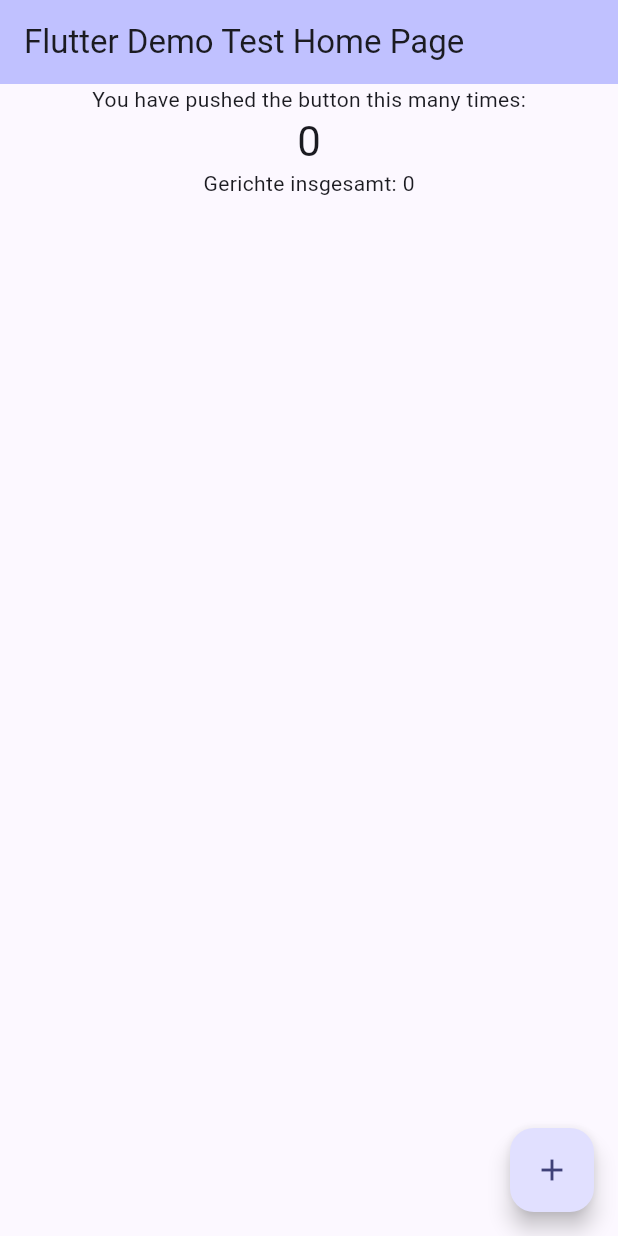
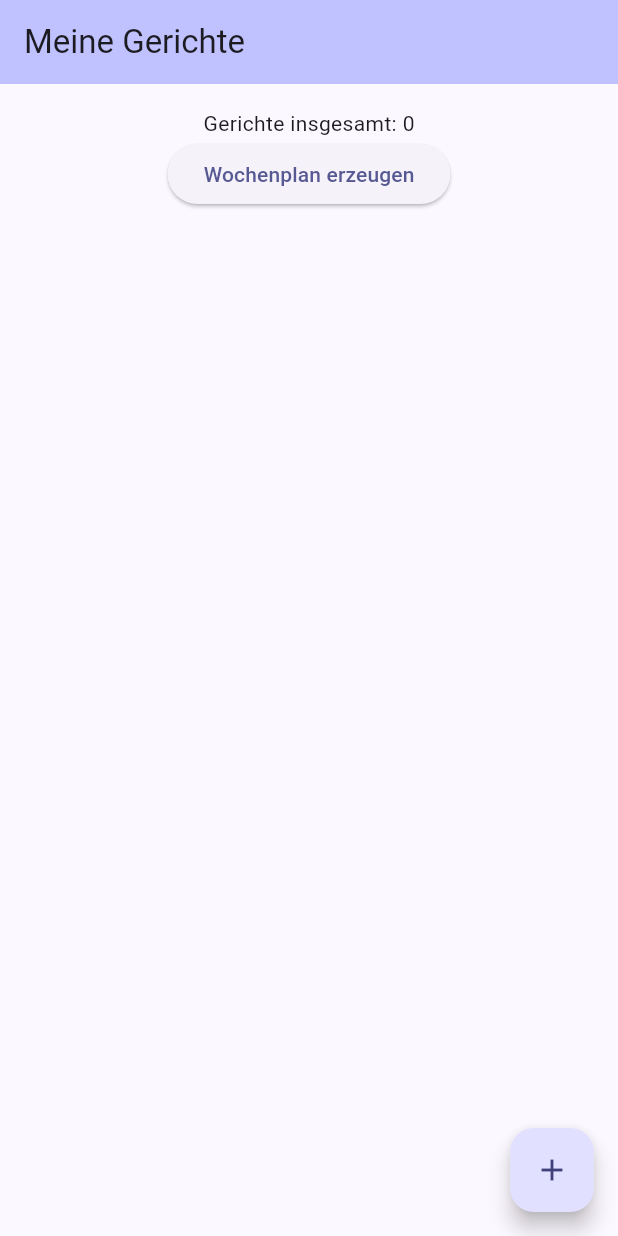
Before and after one commit to PhiLiNNN/FoodWeek, a Flutter app: the screen it shows after launch, on a phone screen of 412 x 824 dp. Run offline on Flutter 3.47's test engine with Material 3 defaults, Android fonts, the phone set to English and light mode, and no system bars.

Commit message:
feat: add weekly meal plan with count selection dialog
- add dialog with slider to choose number of meals (1–7)
- generate random weekly plan from entered meals
- show snackbar if not enough meals available
- allow adding meals via dialog and deleting with trash icon
- clean up demo counter code and replace with meal list
- keep original meal order by shuffling a copy

```diff
--- a/lib/main.dart
+++ b/lib/main.dart
@@ -11,43 +11,19 @@
   @override
   Widget build(BuildContext context) {
     return MaterialApp(
-      title: 'Flutter Demo',
+      title: 'Meine Gerichte',
       theme: ThemeData(
-        // This is the theme of your application.
-        //
-        // TRY THIS: Try running your application with "flutter run". You'll see
-        // the application has a purple toolbar. Then, without quitting the app,
-        // try changing the seedColor in the colorScheme below to Colors.green
-        // and then invoke "hot reload" (save your changes or press the "hot
-        // reload" button in a Flutter-supported IDE, or press "r" if you used
-        // the command line to start the app).
-        //
-        // Notice that the counter didn't reset back to zero; the application
-        // state is not lost during the reload. To reset the state, use hot
-        // restart instead.
-        //
-        // This works for code too, not just values: Most code changes can be
-        // tested with just a hot reload.
         colorScheme: ColorScheme.fromSeed(
             seedColor: const Color.fromARGB(255, 58, 60, 183)),
         useMaterial3: true,
       ),
-      home: const MyHomePage(title: 'Flutter Demo Test Home Page'),
+      home: const MyHomePage(title: 'Meine Gerichte'),
     );
   }
 }
 
 class MyHomePage extends StatefulWidget {
   const MyHomePage({super.key, required this.title});
-
-  // This widget is the home page of your application. It is stateful, meaning
-  // that it has a State object (defined below) that contains fields that affect
-  // how it looks.
-
-  // This class is the configuration for the state. It holds the values (in this
-  // case the title) provided by the parent (in this case the App widget) and
-  // used by the build method of the State. Fields in a Widget subclass are
-  // always marked "final".
 
   final String title;
 
@@ -56,8 +32,8 @@
 }
 
 class _MyHomePageState extends State<MyHomePage> {
-  int _counter = 0;
   final List<String> _meals = [];
+  List<String> _weeklyPlan = [];
 
   Future<void> _showAddMealDialog() async {
     final controller = TextEditingController();
@@ -95,59 +71,117 @@
     });
   }
 
+  void _removeMealAt(int index) {
+    setState(() {
+      _meals.removeAt(index);
+    });
+  }
+
+  void _generatePlan(int count) {
+    if (_meals.length < count) {
+      ScaffoldMessenger.of(context).showSnackBar(
+        SnackBar(
+          content: Text('Bitte füge mindestens $count Gerichte hinzu.'),
+        ),
+      );
+      return;
+    }
+    final shuffled = List.of(_meals)..shuffle();
+    setState(() {
+      _weeklyPlan = shuffled.take(count).toList();
+    });
+  }
+
+  Future<void> _askCountAndGenerate() async {
+    if (_meals.isEmpty) {
+      ScaffoldMessenger.of(context).showSnackBar(
+        const SnackBar(
+          content: Text('Bitte füge zuerst Gerichte hinzu.'),
+        ),
+      );
+      return;
+    }
+    final _max = _meals.length < 7 ? _meals.length : 7;
+    int selected = _max >= 5 ? 5 : _max;
+
+    final result = await showDialog<int>(
+      context: context,
+      builder: (context) {
+        return StatefulBuilder(
+          builder: (context, setLocalState) {
+            return AlertDialog(
+              title: const Text('Anzahl für den Wochenplan'),
+              content: Column(
+                mainAxisSize: MainAxisSize.min,
+                children: [
+                  Text('Gerichte: $selected'),
+                  Slider(
+                    value: selected.toDouble(),
+                    min: 1,
+                    max: _max.toDouble(),
+                    divisions: _max > 1 ? _max - 1 : null,
+                    label: '$selected',
+                    onChanged: (value) =>
+                        setLocalState(() => selected = value.round()),
+                  ),
+                ],
+              ),
+              actions: [
+                TextButton(
+                    onPressed: () => Navigator.of(context).pop(),
+                    child: const Text('Abbrechen')),
+                FilledButton(
+                  onPressed: () => Navigator.of(context).pop(selected),
+                  child: const Text('Erzeugen'),
+                ),
+              ],
+            );
+          },
+        );
+      },
+    );
+
+    if (result != null) {
+      _generatePlan(result);
+    }
+  }
+
   @override
   Widget build(BuildContext context) {
-    // This method is rerun every time setState is called, for instance as done
-    // by the _incrementCounter method above.
-    //
-    // The Flutter framework has been optimized to make rerunning build methods
-    // fast, so that you can just rebuild anything that needs updating rather
-    // than having to individually change instances of widgets.
     return Scaffold(
       appBar: AppBar(
-        // TRY THIS: Try changing the color here to a specific color (to
-        // Colors.amber, perhaps?) and trigger a hot reload to see the AppBar
-        // change color while the other colors stay the same.
         backgroundColor: Theme.of(context).colorScheme.inversePrimary,
-        // Here we take the value from the MyHomePage object that was created by
-        // the App.build method, and use it to set our appbar title.
         title: Text(widget.title),
       ),
-      body: Center(
-        // Center is a layout widget. It takes a single child and positions it
-        // in the middle of the parent.
+      body: Padding(
+        padding: const EdgeInsets.all(16.0),
         child: Column(
-          // Column is also a layout widget. It takes a list of children and
-          // arranges them vertically. By default, it sizes itself to fit its
-          // children horizontally, and tries to be as tall as its parent.
-          //
-          // Column has various properties to control how it sizes itself and
-          // how it positions its children. Here we use mainAxisAlignment to
-          // center the children vertically; the main axis here is the vertical
-          // axis because Columns are vertical (the cross axis would be
-          // horizontal).
-          //
-          // TRY THIS: Invoke "debug painting" (choose the "Toggle Debug Paint"
-          // action in the IDE, or press "p" in the console), to see the
-          // wireframe for each widget.
           mainAxisAlignment: MainAxisAlignment.start,
-          children: <Widget>[
-            const Text(
-              'You have pushed the button this many times:',
+          children: [
+            Text('Gerichte insgesamt: ${_meals.length}'),
+            ElevatedButton(
+              onPressed: _askCountAndGenerate,
+              child: const Text('Wochenplan erzeugen'),
             ),
-            Text(
-              '$_counter',
-              style: Theme.of(context).textTheme.headlineMedium,
-            ),
-            Text('Gerichte insgesamt: ${_meals.length}'),
-            SizedBox(
-              height: 200,
+            if (_weeklyPlan.isNotEmpty) ...[
+              const SizedBox(
+                height: 16,
+              ),
+              const Text(
+                'Dein Wochenplan:',
+              ),
+              ..._weeklyPlan.map((meal) => Text(meal)).toList(),
+            ],
+            Expanded(
               child: ListView.builder(
                 itemCount: _meals.length,
                 itemBuilder: (context, index) {
                   final meal = _meals[index];
                   return ListTile(
                     title: Text(meal),
+                    trailing: IconButton(
+                        icon: const Icon(Icons.delete),
+                        onPressed: () => _removeMealAt(index)),
                   );
                 },
               ),
@@ -157,7 +191,7 @@
       ),
       floatingActionButton: FloatingActionButton(
         onPressed: _showAddMealDialog,
-        tooltip: 'Increment',
+        tooltip: 'Gericht hinzufügen',
         child: const Icon(Icons.add),
       ), // This trailing comma makes auto-formatting nicer for build methods.
     );
```
